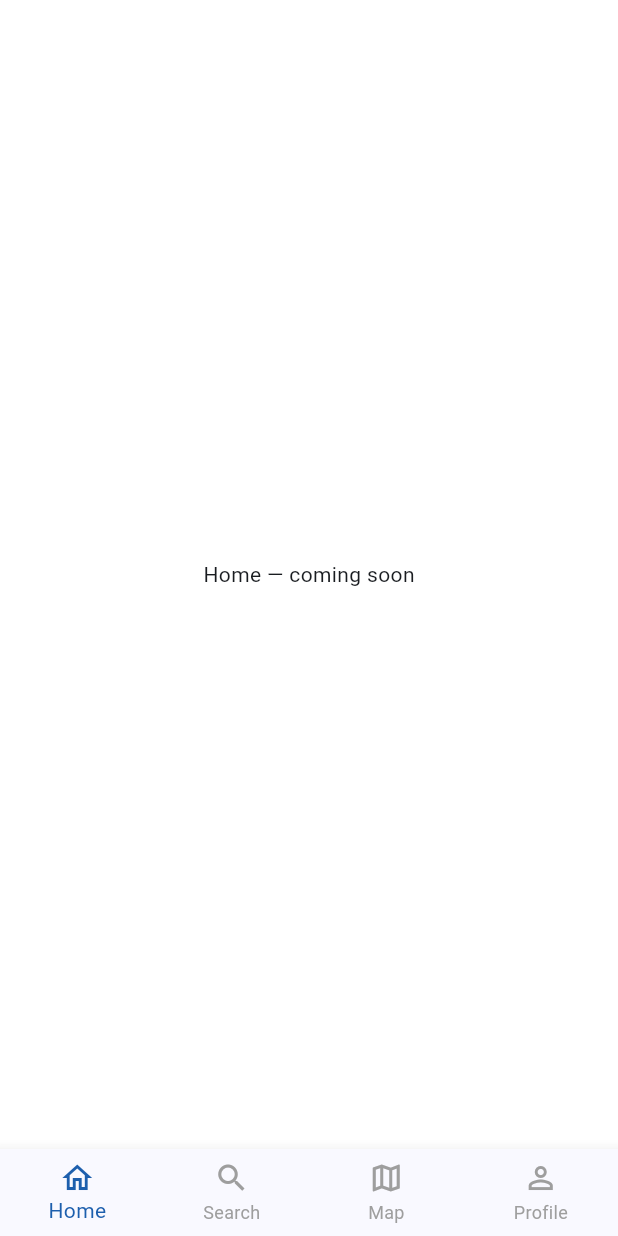
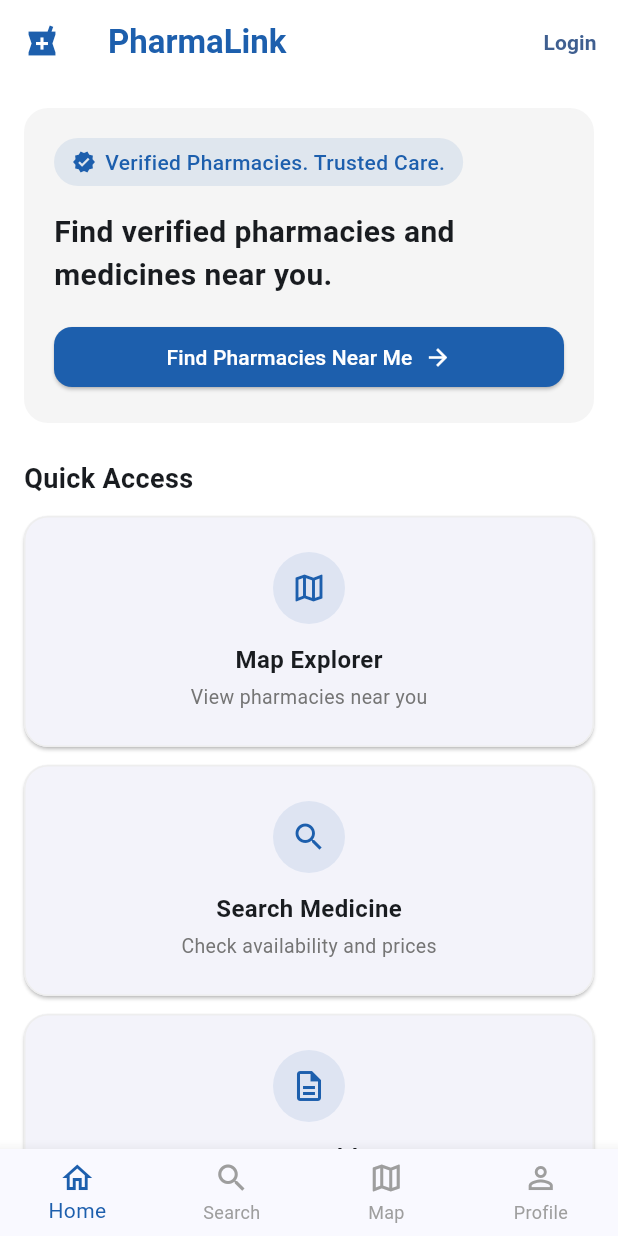
Before and after one commit to p-louis17/pharmalink, a Flutter app: the screen it shows after launch, on a phone screen of 412 x 824 dp. Run offline on Flutter 3.47's test engine with Material 3 defaults, Android fonts, the phone set to English and light mode, and no system bars; our stand-ins replace cloud_firestore, firebase_auth, firebase_core; accounts and stored records are empty.

Commit message:
home_auth

```diff
--- /dev/null
+++ b/lib/features/ralph_home/screens/home_screen.dart
@@ -0,0 +1,310 @@
+import 'package:flutter/material.dart';
+import '../../../core/services/auth_service.dart';
+import '../../../core/theme/app_theme.dart';
+import '../../ralph_auth/screens/login_screen.dart';
+
+// Home tab — first screen users see, no login required.
+// Logged-out: Find Pharmacies, Quick Access cards, and the topbar button
+// all push to the login screen.
+// Logged-in: those same actions jump straight to their placeholder tab,
+// and the topbar shows a profile icon that jumps to the Profile tab.
+class HomeScreen extends StatelessWidget {
+  final ValueChanged<int>? onNavigateToTab;
+
+  const HomeScreen({super.key, this.onNavigateToTab});
+
+  // Simple data for the 3 quick access cards. tabIndex matches the bottom
+  // nav order in root_shell.dart: Home 0, Search 1, Map 2, Profile 3.
+  static const List<Map<String, dynamic>> _quickAccessItems = [
+    {
+      'icon': Icons.map_outlined,
+      'title': 'Map Explorer',
+      'subtitle': 'View pharmacies near you',
+      'tabIndex': 2,
+    },
+    {
+      'icon': Icons.search,
+      'title': 'Search Medicine',
+      'subtitle': 'Check availability and prices',
+      'tabIndex': 1,
+    },
+    {
+      'icon': Icons.description_outlined,
+      'title': 'My Health',
+      'subtitle': 'Prescriptions and health info',
+      'tabIndex': 3,
+    },
+  ];
+
+  // Simple data for the health tips list.
+  static const List<Map<String, dynamic>> _healthTips = [
+    {
+      'icon': Icons.water_drop_outlined,
+      'color': Colors.blue,
+      'title': 'Stay Hydrated',
+      'description': 'Drink enough water every day to keep your body healthy.',
+    },
+    {
+      'icon': Icons.eco_outlined,
+      'color': Colors.green,
+      'title': 'Eat Balanced',
+      'description': 'Eat fruits, vegetables and whole foods for a stronger immune system.',
+    },
+    {
+      'icon': Icons.directions_run,
+      'color': Colors.orange,
+      'title': 'Stay Active',
+      'description': '30 minutes of activity daily can improve your overall well-being.',
+    },
+    {
+      'icon': Icons.nightlight_round,
+      'color': Colors.purple,
+      'title': 'Get Enough Rest',
+      'description': 'Good sleep helps your body recover and stay healthy.',
+    },
+    {
+      'icon': Icons.medication_outlined,
+      'color': Colors.red,
+      'title': 'Use Medicines Safely',
+      'description': 'Always follow instructions and store medicines properly.',
+    },
+  ];
+
+  // Sends the person to the login screen — used for logged-out taps.
+  void _requiresLogin(BuildContext context) {
+    Navigator.of(context).push(
+      MaterialPageRoute(builder: (_) => const LoginScreen()),
+    );
+  }
+
+  // Switches the bottom nav to the given tab — used for logged-in taps.
+  void _goToTab(int index) => onNavigateToTab?.call(index);
+
+  @override
+  Widget build(BuildContext context) {
+    return StreamBuilder(
+      stream: AuthService().authStateChanges,
+      builder: (context, snapshot) {
+        final isLoggedIn = snapshot.data != null;
+
+        return Scaffold(
+          appBar: AppBar(
+            leading: const Icon(Icons.local_pharmacy, color: AppTheme.primary),
+            title: const Text(
+              'PharmaLink',
+              style: TextStyle(color: AppTheme.primary, fontWeight: FontWeight.bold),
+            ),
+            actions: [
+              isLoggedIn
+                  ? IconButton(
+                      icon: const Icon(Icons.account_circle, color: AppTheme.primary),
+                      onPressed: () => _goToTab(3),
+                    )
+                  : TextButton(
+                      onPressed: () => _requiresLogin(context),
+                      child: const Text('Login', style: TextStyle(fontWeight: FontWeight.bold)),
+                    ),
+            ],
+          ),
+          body: ListView(
+            padding: const EdgeInsets.all(16),
+            children: [
+              _buildHeroCard(context, isLoggedIn),
+              const SizedBox(height: 24),
+              const Text('Quick Access', style: TextStyle(fontSize: 18, fontWeight: FontWeight.bold)),
+              const SizedBox(height: 12),
+              for (final item in _quickAccessItems)
+                _QuickAccessCard(
+                  icon: item['icon'] as IconData,
+                  title: item['title'] as String,
+                  subtitle: item['subtitle'] as String,
+                  onTap: () => isLoggedIn
+                      ? _goToTab(item['tabIndex'] as int)
+                      : _requiresLogin(context),
+                ),
+              const SizedBox(height: 24),
+              const Text('Health Tips', style: TextStyle(fontSize: 18, fontWeight: FontWeight.bold)),
+              const SizedBox(height: 12),
+              Container(
+                decoration: BoxDecoration(
+                  color: Colors.white,
+                  borderRadius: BorderRadius.circular(16),
+                  border: Border.all(color: Colors.grey.shade200),
+                ),
+                child: Column(
+                  children: [
+                    for (int i = 0; i < _healthTips.length; i++)
+                      _HealthTipTile(
+                        icon: _healthTips[i]['icon'] as IconData,
+                        color: _healthTips[i]['color'] as Color,
+                        title: _healthTips[i]['title'] as String,
+                        description: _healthTips[i]['description'] as String,
+                        showDivider: i != _healthTips.length - 1,
+                      ),
+                  ],
+                ),
+              ),
+            ],
+          ),
+        );
+      },
+    );
+  }
+
+  Widget _buildHeroCard(BuildContext context, bool isLoggedIn) {
+    return Container(
+      width: double.infinity,
+      padding: const EdgeInsets.all(20),
+      decoration: BoxDecoration(
+        color: Colors.grey.shade100,
+        borderRadius: BorderRadius.circular(16),
+      ),
+      child: Column(
+        crossAxisAlignment: CrossAxisAlignment.start,
+        children: [
+          Container(
+            padding: const EdgeInsets.symmetric(horizontal: 12, vertical: 6),
+            decoration: BoxDecoration(
+              color: AppTheme.primary.withValues(alpha: 0.1),
+              borderRadius: BorderRadius.circular(20),
+            ),
+            child: const Row(
+              mainAxisSize: MainAxisSize.min,
+              children: [
+                Icon(Icons.verified, color: AppTheme.primary, size: 16),
+                SizedBox(width: 6),
+                Flexible(
+                  child: Text(
+                    'Verified Pharmacies. Trusted Care.',
+                    style: TextStyle(color: AppTheme.primary, fontWeight: FontWeight.w500),
+                  ),
+                ),
+              ],
+            ),
+          ),
+          const SizedBox(height: 16),
+          const Text(
+            'Find verified pharmacies and medicines near you.',
+            style: TextStyle(fontSize: 20, fontWeight: FontWeight.bold),
+          ),
+          const SizedBox(height: 16),
+          SizedBox(
+            width: double.infinity,
+            child: ElevatedButton(
+              onPressed: () => isLoggedIn ? _goToTab(2) : _requiresLogin(context),
+              child: const Row(
+                mainAxisAlignment: MainAxisAlignment.center,
+                children: [
+                  Flexible(
+                    child: Text(
+                      'Find Pharmacies Near Me',
+                      textAlign: TextAlign.center,
+                    ),
+                  ),
+                  SizedBox(width: 8),
+                  Icon(Icons.arrow_forward, size: 18),
+                ],
+              ),
+            ),
+          ),
+        ],
+      ),
+    );
+  }
+}
+
+// One card in the "Quick Access" section.
+class _QuickAccessCard extends StatelessWidget {
+  final IconData icon;
+  final String title;
+  final String subtitle;
+  final VoidCallback onTap;
+
+  const _QuickAccessCard({
+    required this.icon,
+    required this.title,
+    required this.subtitle,
+    required this.onTap,
+  });
+
+  @override
+  Widget build(BuildContext context) {
+    return Card(
+      margin: const EdgeInsets.only(bottom: 12),
+      shape: RoundedRectangleBorder(
+        borderRadius: BorderRadius.circular(16),
+        side: BorderSide(color: Colors.grey.shade200),
+      ),
+      child: InkWell(
+        borderRadius: BorderRadius.circular(16),
+        onTap: onTap,
+        child: Padding(
+          padding: const EdgeInsets.symmetric(vertical: 24, horizontal: 16),
+          child: Column(
+            children: [
+              CircleAvatar(
+                radius: 24,
+                backgroundColor: AppTheme.primary.withValues(alpha: 0.1),
+                child: Icon(icon, color: AppTheme.primary),
+              ),
+              const SizedBox(height: 12),
+              Text(title, style: const TextStyle(fontWeight: FontWeight.bold, fontSize: 16)),
+              const SizedBox(height: 4),
+              Text(subtitle, style: TextStyle(color: Colors.grey.shade600, fontSize: 13)),
+            ],
+          ),
+        ),
+      ),
+    );
+  }
+}
+
+// One row in the "Health Tips" list.
+class _HealthTipTile extends StatelessWidget {
+  final IconData icon;
+  final Color color;
+  final String title;
+  final String description;
+  final bool showDivider;
+
+  const _HealthTipTile({
+    required this.icon,
+    required this.color,
+    required this.title,
+    required this.description,
+    required this.showDivider,
+  });
+
+  @override
+  Widget build(BuildContext context) {
+    return Column(
+      children: [
+        Padding(
+          padding: const EdgeInsets.all(16),
+          child: Row(
+            crossAxisAlignment: CrossAxisAlignment.start,
+            children: [
+              CircleAvatar(
+                radius: 20,
+                backgroundColor: color.withValues(alpha: 0.1),
+                child: Icon(icon, color: color, size: 20),
+              ),
+              const SizedBox(width: 12),
+              Expanded(
+                child: Column(
+                  crossAxisAlignment: CrossAxisAlignment.start,
+                  children: [
+                    Text(title, style: const TextStyle(fontWeight: FontWeight.bold)),
+                    const SizedBox(height: 4),
+                    Text(description, style: TextStyle(color: Colors.grey.shade600, fontSize: 13)),
+                  ],
+                ),
+              ),
+            ],
+          ),
+        ),
+        if (showDivider) Divider(height: 1, color: Colors.grey.shade200),
+      ],
+    );
+  }
+}
--- a/lib/navigation/root_shell.dart
+++ b/lib/navigation/root_shell.dart
@@ -1,4 +1,5 @@
 import 'package:flutter/material.dart';
+import '../features/ralph_home/screens/home_screen.dart';
 
 // Owns the bottom nav and swaps tab bodies with IndexedStack so each
 // tab keeps its own state and scroll position when you switch away and back.
@@ -21,12 +22,16 @@ class RootShell extends StatefulWidget {
 class _RootShellState extends State<RootShell> {
   int _selectedIndex = 0;
 
-  static const _tabs = [
-    _PlaceholderTab(label: 'Home'),     // ralph_home
-    _PlaceholderTab(label: 'Search'),   // faith_search_detail
-    _PlaceholderTab(label: 'Map'),      // louis_map
-    _PlaceholderTab(label: 'Profile'),  // raquel_profile
-  ];
+  // Passed to HomeScreen so its logged-in taps (Quick Access, profile icon)
+  // can jump straight to a tab instead of going through the login screen.
+  void _goToTab(int index) => setState(() => _selectedIndex = index);
+
+  List<Widget> get _tabs => [
+        HomeScreen(onNavigateToTab: _goToTab),  // ralph_home
+        const _PlaceholderTab(label: 'Search'), // faith_search_detail
+        const _PlaceholderTab(label: 'Map'),    // louis_map
+        const _PlaceholderTab(label: 'Profile'), // raquel_profile
+      ];
 
   @override
   Widget build(BuildContext context) {
--- a/pubspec.yaml
+++ b/pubspec.yaml
@@ -34,6 +34,11 @@ dependencies:
   # The following adds the Cupertino Icons font to your application.
   # Use with the CupertinoIcons class for iOS style icons.
   cupertino_icons: ^1.0.8
+
+  # Firebase — used for authentication (email/password) and the Firestore database.
+  firebase_core: ^4.11.0
+  firebase_auth: ^6.5.0
+  cloud_firestore: ^6.6.0
 
 dev_dependencies:
   flutter_test:
```
Also changed, not shown: lib/core/services/auth_service.dart (added, +59 -0 lines), lib/features/ralph_auth/screens/login_screen.dart (added, +111 -0 lines), lib/features/ralph_auth/screens/register_screen.dart (added, +152 -0 lines), lib/main.dart (+6 -2 lines), firebase.json (added), lib/firebase_options.dart (added), pubspec.lock, 11 other files.
